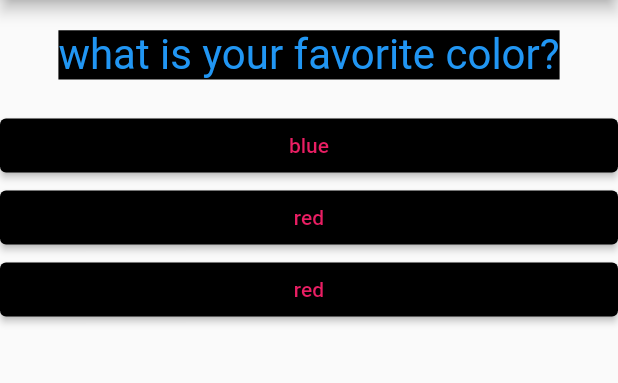
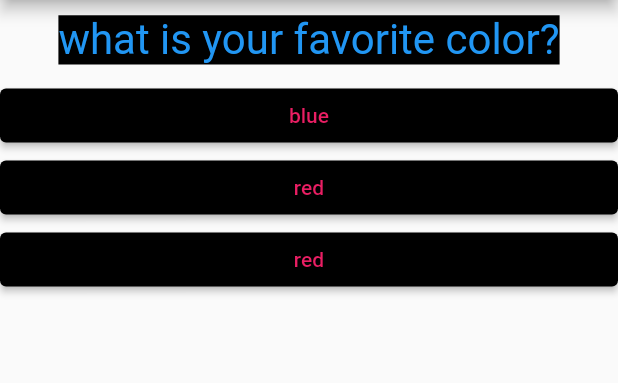
Before and after one commit to enchele01/FlutterQuizApp, a Flutter app: the screen it shows after launch, on a phone screen of 412 x 824 dp, the part 84-467 px from its top. Run offline on Flutter 3.47's test engine with Material 2 defaults, Android fonts, the phone set to English and light mode, and no system bars.

Commit message:
changed the margin for the question text

```diff
--- a/lib/question.dart
+++ b/lib/question.dart
@@ -8,7 +8,7 @@ class Question extends StatelessWidget {
   Widget build(BuildContext context) {
     return Container(
       width: double.infinity,
-      margin: EdgeInsets.all(20.0),
+      margin: EdgeInsets.all(10.0),
       child: Text(
         questionText,
         style: TextStyle(
```
